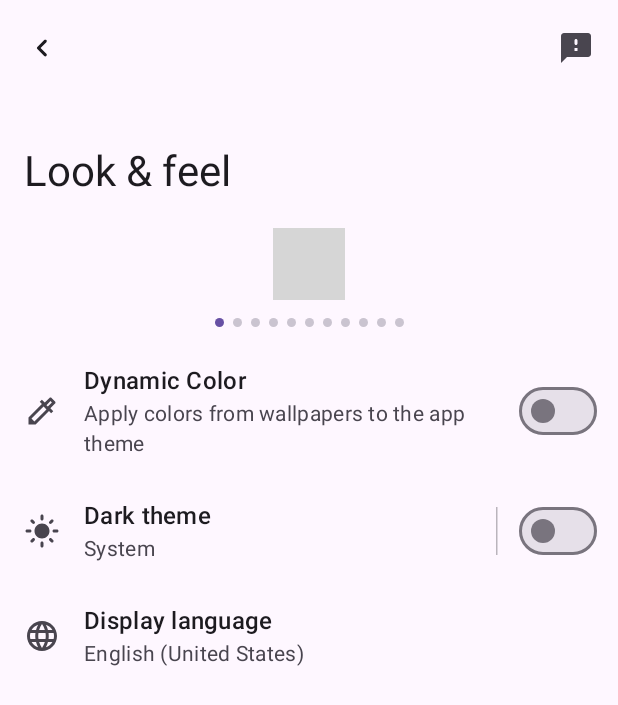
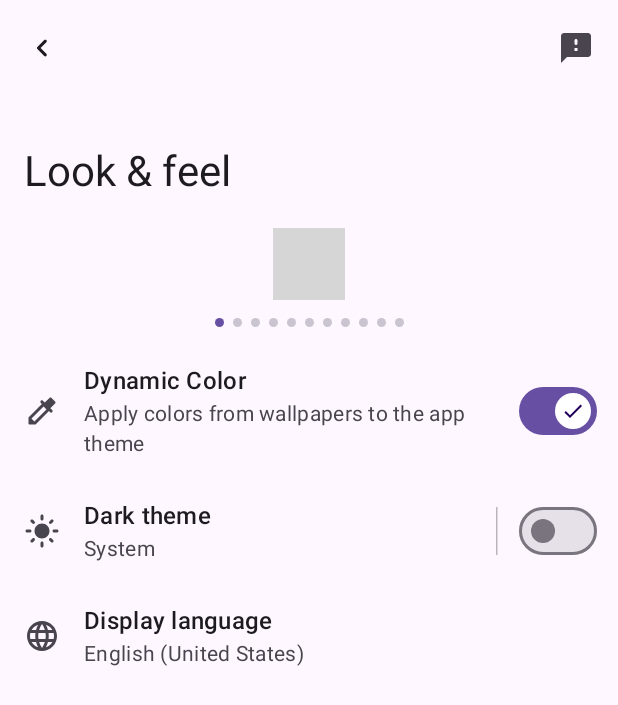
Before and after one commit to Melendez1209/Known, an Android app built with Jetpack Compose: the @Preview function Settings_Preview, on a phone screen of 412 x 824 dp. Shown: the top 705 px of the screen. Run offline under Robolectric (Android 15) with nearby library versions, the phone set to English and light mode, and no system bars; our stand-ins replace Room's generated code, accompanist, window size class; libraries missing offline, so code that uses them is left out: io.material.hct; 3 statements that could not run were skipped; grey boxes are pictures that could not be loaded.

Commit message:
Implement Settings feature using Room
This commit introduces the Settings feature using Room to manage app preferences. The changes include:

-   **Settings Entity**: Created a `Settings` entity to store user preferences such as dark theme, high contrast mode, dynamic color, language, theme color, and palette style.
-   **Settings DAO**: Added `SettingsDao` with methods to query and update settings.
-   **Settings Repository**: Implemented `SettingsRepository` to abstract data access, providing methods to modify settings.
-   **App Database**: Created `AppDatabase` as a Room database to manage the `Settings` entity.
-   **PreferenceUtil**: Updated `PreferenceUtil` to use `SettingsRepository` for preference operations, replacing MMKV.
-   **Appearance Screen**: Modified the Appearance screen to use `PreferenceUtil` and display settings.
-   **MainActivity**: Added `preferenceUtil.initializeSettings()` in the MainActivity.
- **Update dependencies**: Update dependencies in `build.gradle.kts`.
- **Update dependencies**: Update plugin version in `build.gradle.kts`.

```diff
--- a/Android/build.gradle.kts
+++ b/Android/build.gradle.kts
@@ -1,6 +1,6 @@
 // Top-level build file where you can add configuration options common to all sub-projects/modules.
 plugins {
-    id("com.android.application") version "8.10.0-alpha02" apply false
+    id("com.android.application") version "8.10.0-alpha04" apply false
     id("org.jetbrains.kotlin.android") version "2.1.10-RC2" apply false
     id("com.google.gms.google-services") version "4.4.2" apply false
     id("org.jetbrains.kotlin.plugin.compose") version "2.0.21" apply false
--- /dev/null
+++ b/Android/mobile/src/main/java/com/melendez/known/data/AppDatabase.kt
@@ -0,0 +1,30 @@
+package com.melendez.known.data
+
+import android.content.Context
+import androidx.room.Database
+import androidx.room.Room
+import androidx.room.RoomDatabase
+import com.melendez.known.data.dao.SettingsDao
+import com.melendez.known.data.entity.Settings
+
+@Database(entities = [Settings::class], version = 1)
+abstract class AppDatabase : RoomDatabase() {
+    abstract fun settingsDao(): SettingsDao
+
+    companion object {
+        @Volatile
+        private var INSTANCE: AppDatabase? = null
+
+        fun getDatabase(context: Context): AppDatabase {
+            return INSTANCE ?: synchronized(this) {
+                val instance = Room.databaseBuilder(
+                    context.applicationContext,
+                    AppDatabase::class.java,
+                    "app_database"
+                ).build()
+                INSTANCE = instance
+                instance
+            }
+        }
+    }
+}
--- /dev/null
+++ b/Android/mobile/src/main/java/com/melendez/known/data/dao/SettingsDao.kt
@@ -0,0 +1,35 @@
+package com.melendez.known.data.dao
+
+import androidx.room.Dao
+import androidx.room.Insert
+import androidx.room.OnConflictStrategy
+import androidx.room.Query
+import com.melendez.known.data.entity.Settings
+import kotlinx.coroutines.flow.Flow
+
+@Dao
+interface SettingsDao {
+    @Query("SELECT * FROM settings WHERE id = 1")
+    fun getSettings(): Flow<Settings?>
+
+    @Insert(onConflict = OnConflictStrategy.REPLACE)
+    suspend fun updateSettings(settings: Settings)
+
+    @Query("UPDATE settings SET darkThemeValue = :darkThemeValue WHERE id = 1")
+    suspend fun updateDarkMode(darkThemeValue: Int)
+
+    @Query("UPDATE settings SET isHighContrastMode = :isHighContrast WHERE id = 1")
+    suspend fun updateHighContrastMode(isHighContrast: Boolean)
+
+    @Query("UPDATE settings SET isDynamicColorEnabled = :isDynamicColor WHERE id = 1")
+    suspend fun updateDynamicColor(isDynamicColor: Boolean)
+
+    @Query("UPDATE settings SET selectedLanguage = :language WHERE id = 1")
+    suspend fun updateLanguage(language: String)
+
+    @Query("UPDATE settings SET themeColor = :color WHERE id = 1")
+    suspend fun updateThemeColor(color: Int)
+
+    @Query("UPDATE settings SET paletteStyleIndex = :index WHERE id = 1")
+    suspend fun updatePaletteStyle(index: Int)
+}
--- /dev/null
+++ b/Android/mobile/src/main/java/com/melendez/known/data/entity/Settings.kt
@@ -0,0 +1,17 @@
+package com.melendez.known.data.entity
+
+import androidx.room.Entity
+import androidx.room.PrimaryKey
+import com.melendez.known.util.DarkThemePreference
+
+@Entity(tableName = "settings")
+data class Settings(
+    @PrimaryKey
+    val id: Int = 1, // 只需要一条记录
+    val darkThemeValue: Int = DarkThemePreference.FOLLOW_SYSTEM,
+    val isHighContrastMode: Boolean = false,
+    val isDynamicColorEnabled: Boolean = true,
+    val selectedLanguage: String = "",
+    val themeColor: Int = 0,
+    val paletteStyleIndex: Int = 0
+)
--- a/Android/mobile/src/main/java/com/melendez/known/ui/screens/settings/Appearance.kt
+++ b/Android/mobile/src/main/java/com/melendez/known/ui/screens/settings/Appearance.kt
@@ -9,6 +9,7 @@ import android.location.Geocoder
 import android.location.LocationManager
 import android.util.Log
 import androidx.compose.animation.core.animateDpAsState
+import androidx.compose.foundation.isSystemInDarkTheme
 import androidx.compose.foundation.layout.Arrangement
 import androidx.compose.foundation.layout.Box
 import androidx.compose.foundation.layout.Column
@@ -64,6 +65,8 @@ import androidx.compose.ui.unit.dp
 import androidx.core.app.ActivityCompat
 import androidx.core.content.ContextCompat
 import androidx.core.content.ContextCompat.getSystemService
+import androidx.lifecycle.compose.collectAsStateWithLifecycle
+import androidx.lifecycle.viewmodel.compose.viewModel
 import androidx.navigation.NavHostController
 import androidx.navigation.compose.rememberNavController
 import com.google.accompanist.pager.HorizontalPagerIndicator
@@ -76,7 +79,6 @@ import com.melendez.known.colour.TonalPalettes.Companion.toTonalPalettes
 import com.melendez.known.colour.a1
 import com.melendez.known.colour.a2
 import com.melendez.known.colour.a3
-import com.melendez.known.ui.components.LocalDarkTheme
 import com.melendez.known.ui.components.LocalDynamicColorSwitch
 import com.melendez.known.ui.components.LocalPaletteStyleIndex
 import com.melendez.known.ui.components.LocalSeedColor
@@ -84,8 +86,7 @@ import com.melendez.known.ui.components.PreferenceItem
 import com.melendez.known.ui.components.PreferenceSwitch
 import com.melendez.known.ui.components.PreferenceSwitchWithDivider
 import com.melendez.known.ui.screens.Screens
-import com.melendez.known.util.DarkThemePreference.Companion.OFF
-import com.melendez.known.util.DarkThemePreference.Companion.ON
+import com.melendez.known.util.DarkThemePreference
 import com.melendez.known.util.PreferenceUtil
 import com.melendez.known.util.STYLE_MONOCHROME
 import com.melendez.known.util.STYLE_TONAL_SPOT
@@ -189,6 +190,9 @@ fun Appearance_Medium(navTotalController: NavHostController) {
 @SuppressLint("MissingPermission", "MutableCollectionMutableState")
 @Composable
 fun Settings_Content(modifier: Modifier, navTotalController: NavHostController) {
+    val preferenceUtil: PreferenceUtil = viewModel()
+    val settings = preferenceUtil.settings.collectAsStateWithLifecycle(initialValue = null)
+    val isSystemInDarkTheme = isSystemInDarkTheme()
 
     Surface(modifier.fillMaxSize()) {
 
@@ -220,7 +224,7 @@ fun Settings_Content(modifier: Modifier, navTotalController: NavHostController)
                                 modifier = Modifier.fillMaxWidth(),
                                 horizontalArrangement = Arrangement.Center,
                             ) {
-                                ColorButtons(ColorList[page])
+                                ColorButtons(ColorList[page], preferenceUtil)
                             }
                         } else {
                             // ColorButton for Monochrome theme
@@ -237,8 +241,8 @@ fun Settings_Content(modifier: Modifier, navTotalController: NavHostController)
                                     tonalPalettes =
                                         Color.Black.toTonalPalettes(PaletteStyle.Monochrome),
                                     onClick = {
-                                        PreferenceUtil.switchDynamicColor(enabled = false)
-                                        PreferenceUtil.modifyThemeSeedColor(
+                                        preferenceUtil.switchDynamicColor(enabled = false)
+                                        preferenceUtil.modifyThemeSeedColor(
                                             Color.Black.toArgb(),
                                             STYLE_MONOCHROME,
                                         )
@@ -267,21 +271,35 @@ fun Settings_Content(modifier: Modifier, navTotalController: NavHostController)
                     PreferenceSwitch(
                         title = stringResource(id = R.string.dynamic_color),
                         description = stringResource(id = R.string.dynamic_color_desc),
-                        icon = if (LocalDynamicColorSwitch.current) Icons.Rounded.Colorize else Icons.Outlined.Colorize,
-                        isChecked = LocalDynamicColorSwitch.current,
-                        onClick = { PreferenceUtil.switchDynamicColor() },
+                        icon = if (settings.value?.isDynamicColorEnabled == true)
+                            Icons.Rounded.Colorize
+                        else Icons.Outlined.Colorize,
+                        isChecked = settings.value?.isDynamicColorEnabled == true,
+                        onClick = { preferenceUtil.switchDynamicColor(!settings.value?.isDynamicColorEnabled!!) },
                     )
                 }
             }
             item {
-                val isDarkTheme = LocalDarkTheme.current.isDarkTheme()
+                val darkThemePreference = DarkThemePreference(
+                    darkThemeValue = settings.value?.darkThemeValue ?: DarkThemePreference.FOLLOW_SYSTEM,
+                    isHighContrastModeEnabled = settings.value?.isHighContrastMode == true
+                )
+
+                val isDarkTheme = darkThemePreference.isDarkTheme(isSystemInDarkTheme)
+
                 PreferenceSwitchWithDivider(
                     title = stringResource(id = R.string.dark_theme),
-                    icon = if (isDarkTheme) Icons.Rounded.DarkMode else Icons.Rounded.LightMode,
+                    icon = if (isDarkTheme)
+                           Icons.Rounded.DarkMode
+                           else Icons.Rounded.LightMode,
                     isChecked = isDarkTheme,
-                    description = LocalDarkTheme.current.getDarkThemeDesc(),
+                    description = darkThemePreference.getDarkThemeDesc(),
                     onChecked = {
-                        PreferenceUtil.modifyDarkThemePreference(if (isDarkTheme) OFF else ON)
+                        preferenceUtil.modifyDarkThemePreference(
+                            if (isDarkTheme)
+                                DarkThemePreference.OFF
+                            else DarkThemePreference.ON
+                        )
                     },
                     onClick = { navTotalController.navigate(Screens.Dark.router) },
                 )
@@ -481,9 +499,9 @@ fun Settings_Content(modifier: Modifier, navTotalController: NavHostController)
 
 
 @Composable
-fun RowScope.ColorButtons(color: Color) {
+fun RowScope.ColorButtons(color: Color, preferenceUtil: PreferenceUtil) {
     paletteStyles.subList(STYLE_TONAL_SPOT, STYLE_MONOCHROME).forEachIndexed { index, style ->
-        ColorButton(color = color, index = index, tonalStyle = style)
+        ColorButton(color = color, index = index, tonalStyle = style, preferenceUtil = preferenceUtil)
     }
 }
 
@@ -493,6 +511,7 @@ fun RowScope.ColorButton(
     color: Color = Color.Green,
     index: Int = 0,
     tonalStyle: PaletteStyle = PaletteStyle.TonalSpot,
+    preferenceUtil: PreferenceUtil
 ) {
     val tonalPalettes by remember { mutableStateOf(color.toTonalPalettes(tonalStyle)) }
     val isSelect =
@@ -500,8 +519,8 @@ fun RowScope.ColorButton(
                 LocalSeedColor.current == color.toArgb() &&
                 LocalPaletteStyleIndex.current == index
     ColorButtonImpl(modifier = modifier, tonalPalettes = tonalPalettes, isSelected = { isSelect }) {
-        PreferenceUtil.switchDynamicColor(enabled = false)
-        PreferenceUtil.modifyThemeSeedColor(color.toArgb(), index)
+        preferenceUtil.switchDynamicColor(enabled = false)
+        preferenceUtil.modifyThemeSeedColor(color.toArgb(), index)
     }
 }
 
```
Also changed, not shown: Android/mobile/build.gradle.kts (+8 -9 lines), Android/mobile/src/main/java/com/melendez/known/MainActivity.kt (+8 -1 lines), Android/mobile/src/main/java/com/melendez/known/data/repository/SettingsRepository.kt (added, +37 -0 lines), Android/mobile/src/main/java/com/melendez/known/ui/screens/settings/Dark.kt (+6 -4 lines), Android/mobile/src/main/java/com/melendez/known/util/PreferenceUtil.kt (+38 -84 lines), 2 other files.
